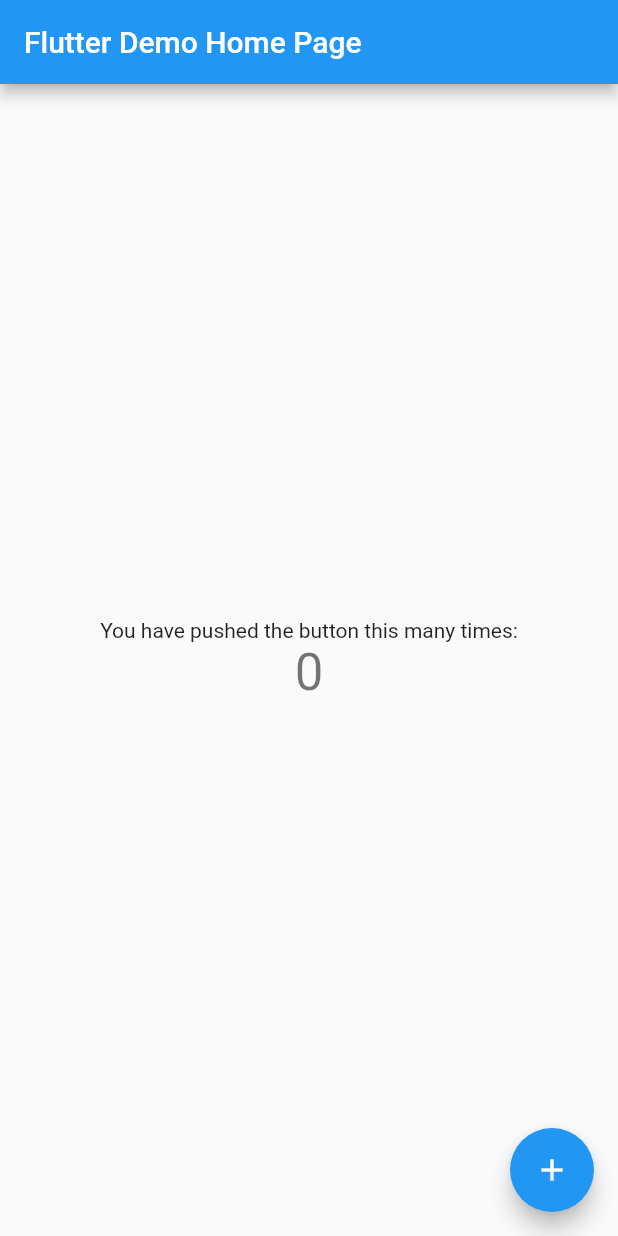
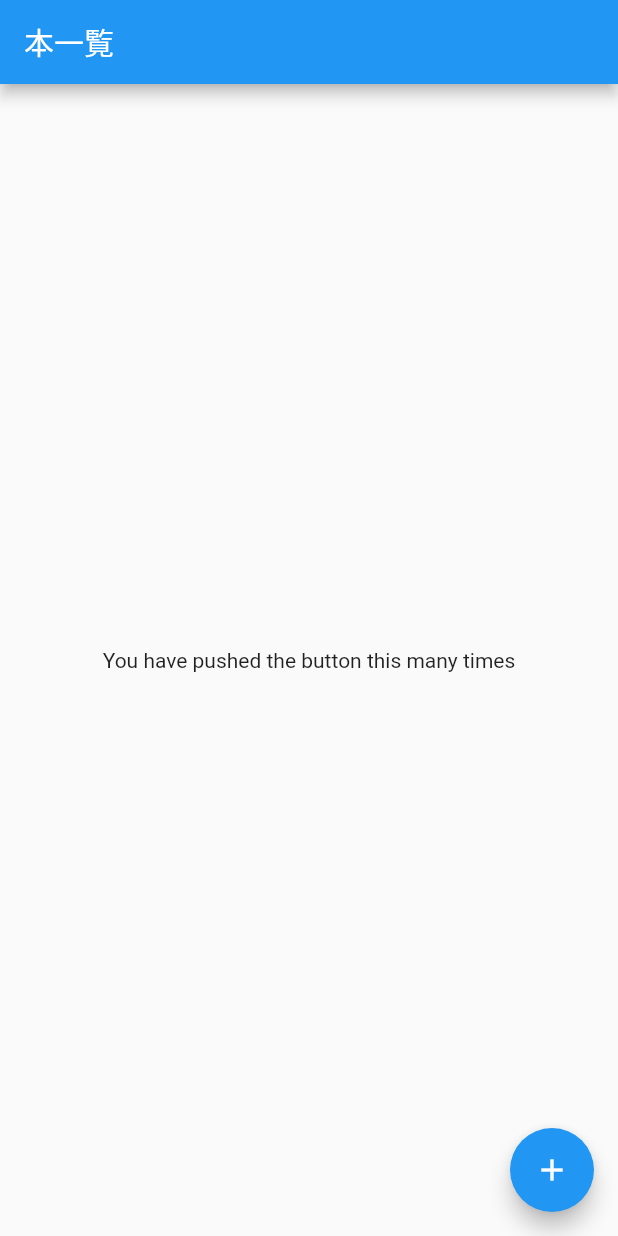
Before and after one commit to ryuimoto/book-list-sample, a Flutter app: the screen it shows after launch, on a phone screen of 412 x 824 dp. Run offline on Flutter 3.47's test engine with Material 2 defaults, Android fonts, the phone set to English and light mode, and no system bars.

```diff
--- a/lib/main.dart
+++ b/lib/main.dart
@@ -1,64 +1,35 @@
 import 'package:flutter/material.dart';
 
 void main() {
-  runApp(const MyApp());
+  runApp(MyApp());
 }
 
 class MyApp extends StatelessWidget {
-  const MyApp({Key? key}) : super(key: key);
   @override
   Widget build(BuildContext context) {
     return MaterialApp(
-      title: 'Flutter Demo',
-      theme: ThemeData(
-        primarySwatch: Colors.blue,
-      ),
-      home: const MyHomePage(title: 'Flutter Demo Home Page'),
+      title: 'BookListSample',
+      home: MyHomePage(),
     );
   }
 }
 
-class MyHomePage extends StatefulWidget {
-  const MyHomePage({Key? key, required this.title}) : super(key: key);
-  final String title;
-
-  @override
-  State<MyHomePage> createState() => _MyHomePageState();
-}
-
-class _MyHomePageState extends State<MyHomePage> {
-  int _counter = 0;
-
-  void _incrementCounter() {
-    setState(() {
-      _counter++;
-    });
-  }
-
+class MyHomePage extends StatelessWidget {
   @override
   Widget build(BuildContext context) {
     return Scaffold(
       appBar: AppBar(
-        title: Text(widget.title),
+        title: Text('本一覧'),
       ),
       body: Center(
-        child: Column(
-          mainAxisAlignment: MainAxisAlignment.center,
-          children: <Widget>[
-            const Text(
-              'You have pushed the button this many times:',
-            ),
-            Text(
-              '$_counter',
-              style: Theme.of(context).textTheme.headline4,
-            ),
-          ],
+        child: Text(
+            'You have pushed the button this many times',
         ),
       ),
       floatingActionButton: FloatingActionButton(
-        onPressed: _incrementCounter,
+        onPressed: null,
         tooltip: 'Increment',
-        child: const Icon(Icons.add),
+        child: Icon(Icons.add),
       ), // This trailing comma makes auto-formatting nicer for build methods.
     );
   }
```
Also changed, not shown: lib/book_list_page.dart (added).
